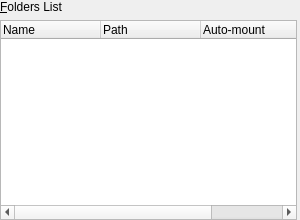
The window that src/VBox/Frontends/VirtualBox/src/settings/machine/UIMachineSettingsSF.ui (pop-os/virtualbox) describes before a commit, drawn with Qt 5.
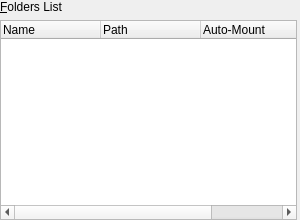
The same window after the commit. Custom widgets are drawn as their Qt base class.

What changed in the file:
```diff
--- a/src/VBox/Frontends/VirtualBox/src/settings/machine/UIMachineSettingsSF.ui
+++ b/src/VBox/Frontends/VirtualBox/src/settings/machine/UIMachineSettingsSF.ui
@@ -37,7 +37,6 @@
     </widget>
    </item>
    <item>
-    <widget class="QWidget" native="1" name="mTwFoldersContainer">
      <layout class="QHBoxLayout" name="mLtFolders">
       <property name="leftMargin">
        <number>0</number>
@@ -86,7 +85,7 @@
         </column>
         <column>
          <property name="text">
-          <string>Auto-mount</string>
+         <string>Auto-Mount</string>
          </property>
         </column>
         <column>
@@ -97,10 +96,9 @@
        </widget>
       </item>
       <item>
-       <widget class="UIToolBar" native="1" name="m_pFoldersToolBar"/>
-      </item>
-     </layout>
-    </widget>
+      <widget class="UIToolBar" native="1" name="mTbFolders"/>
+     </item>
+    </layout>
    </item>
   </layout>
  </widget>
```
Left out of the diff: 27 changed lines with no effect on the pictures. Lines whose indentation alone changed are shown as unchanged.
